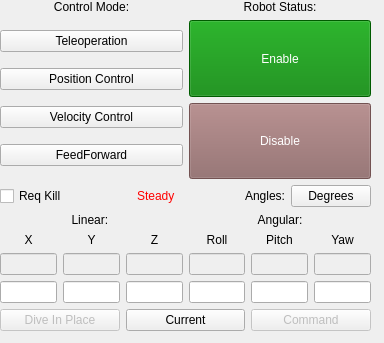
First picture: the form in riptide_rviz/riptide_rviz/src/ControlPanel.ui, repository osu-uwrt/riptide_gui, before the edit.
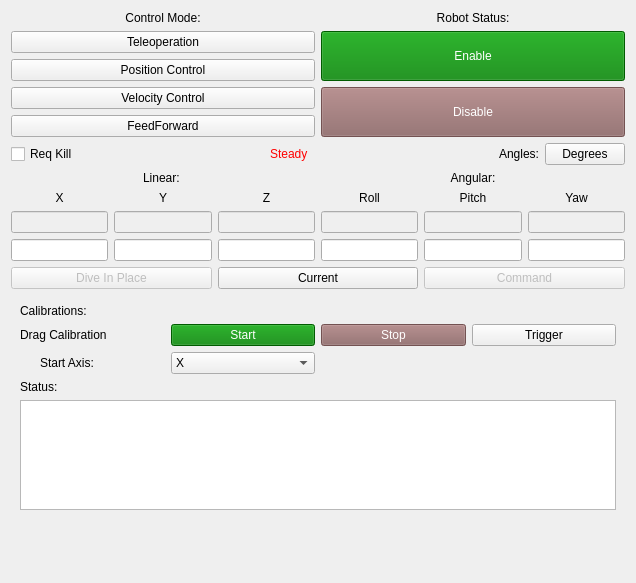
Second picture: the form after the edit.

Commit message: add drag cal control to controlpanel

```diff
--- a/riptide_rviz/riptide_rviz/src/ControlPanel.ui
+++ b/riptide_rviz/riptide_rviz/src/ControlPanel.ui
@@ -9,22 +9,15 @@
    <rect>
     <x>0</x>
     <y>0</y>
-    <width>384</width>
-    <height>343</height>
+    <width>636</width>
+    <height>583</height>
    </rect>
   </property>
   <property name="windowTitle">
    <string>Form</string>
   </property>
-  <widget class="QWidget" name="verticalLayoutWidget_4">
-   <property name="geometry">
-    <rect>
-     <x>0</x>
-     <y>0</y>
-     <width>371</width>
-     <height>331</height>
-    </rect>
-   </property>
+  <layout class="QVBoxLayout" name="verticalLayout_3">
+   <item>
    <layout class="QVBoxLayout" name="layout">
     <item>
      <layout class="QGridLayout" name="control">
@@ -436,7 +429,128 @@
      </layout>
     </item>
    </layout>
-  </widget>
+   </item>
+   <item>
+    <widget class="QWidget" name="widget" native="true">
+     <layout class="QGridLayout" name="gridLayout">
+      <item row="3" column="0">
+       <widget class="QLabel" name="label_8">
+        <property name="text">
+         <string>Status:</string>
+        </property>
+       </widget>
+      </item>
+      <item row="1" column="0">
+       <widget class="QLabel" name="label_5">
+        <property name="text">
+         <string>Drag Calibration</string>
+        </property>
+       </widget>
+      </item>
+      <item row="0" column="0">
+       <widget class="QLabel" name="label_4">
+        <property name="text">
+         <string>Calibrations:</string>
+        </property>
+       </widget>
+      </item>
+      <item row="2" column="0">
+       <widget class="QLabel" name="label_9">
+        <property name="text">
+         <string>Start Axis:</string>
+        </property>
+        <property name="indent">
+         <number>20</number>
+        </property>
+       </widget>
+      </item>
+      <item row="2" column="1">
+       <widget class="QComboBox" name="dragCalStartAxis">
+        <item>
+         <property name="text">
+          <string>X</string>
+         </property>
+        </item>
+        <item>
+         <property name="text">
+          <string>Y</string>
+         </property>
+        </item>
+        <item>
+         <property name="text">
+          <string>Z</string>
+         </property>
+        </item>
+        <item>
+         <property name="text">
+          <string>Roll</string>
+         </property>
+        </item>
+        <item>
+         <property name="text">
+          <string>Pitch</string>
+         </property>
+        </item>
+        <item>
+         <property name="text">
+          <string>Yaw</string>
+         </property>
+        </item>
+       </widget>
+      </item>
+      <item row="1" column="1">
+       <widget class="QPushButton" name="dragStart">
+        <property name="styleSheet">
+         <string notr="true">QPushButton {color: white; background: green;}
+QPushButton:!enabled{color: white; background: rgb(100, 130, 110);}</string>
+        </property>
+        <property name="text">
+         <string>Start</string>
+        </property>
+       </widget>
+      </item>
+      <item row="1" column="2">
+       <widget class="QPushButton" name="dragStop">
+        <property name="enabled">
+         <bool>false</bool>
+        </property>
+        <property name="styleSheet">
+         <string notr="true">QPushButton {color: white; background:red;}
+
+QPushButton:!enabled{color:white; background: rgb(140, 100, 100)}</string>
+        </property>
+        <property name="text">
+         <string>Stop</string>
+        </property>
+       </widget>
+      </item>
+      <item row="1" column="3">
+       <widget class="QPushButton" name="dragTrigger">
+        <property name="text">
+         <string>Trigger</string>
+        </property>
+       </widget>
+      </item>
+      <item row="4" column="0" colspan="4">
+       <widget class="QTextBrowser" name="calStatus"/>
+      </item>
+     </layout>
+    </widget>
+   </item>
+   <item>
+    <spacer name="verticalSpacer">
+     <property name="orientation">
+      <enum>Qt::Vertical</enum>
+     </property>
+     <property name="sizeHint" stdset="0">
+      <size>
+       <width>20</width>
+       <height>134</height>
+      </size>
+     </property>
+    </spacer>
+   </item>
+  </layout>
  </widget>
  <resources/>
  <connections/>
```
Lines whose indentation alone changed are shown as unchanged. The commit also changes 4 other files.
